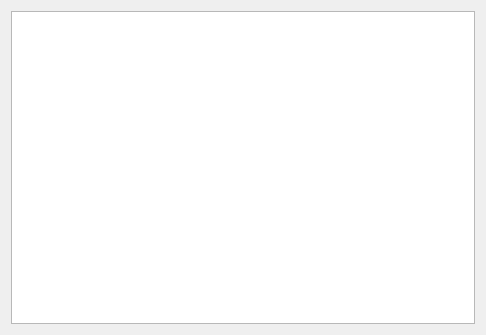
Before: the Qt Designer form OTModules/wLFClient/Widgets/wdgnotifications.ui in pietr26/OMSI-Tools, drawn with Qt 5.
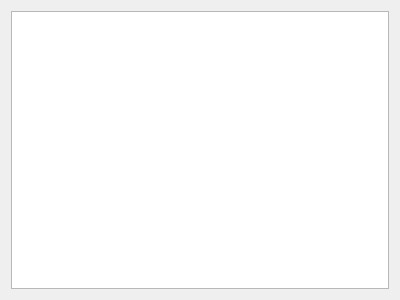
After: the same form once the commit is applied.

Diff of the .ui file:
```diff
--- a/OTModules/wLFClient/Widgets/wdgnotifications.ui
+++ b/OTModules/wLFClient/Widgets/wdgnotifications.ui
@@ -6,8 +6,8 @@
    <rect>
     <x>0</x>
     <y>0</y>
-    <width>486</width>
-    <height>335</height>
+    <width>400</width>
+    <height>300</height>
    </rect>
   </property>
   <property name="windowTitle">
```
